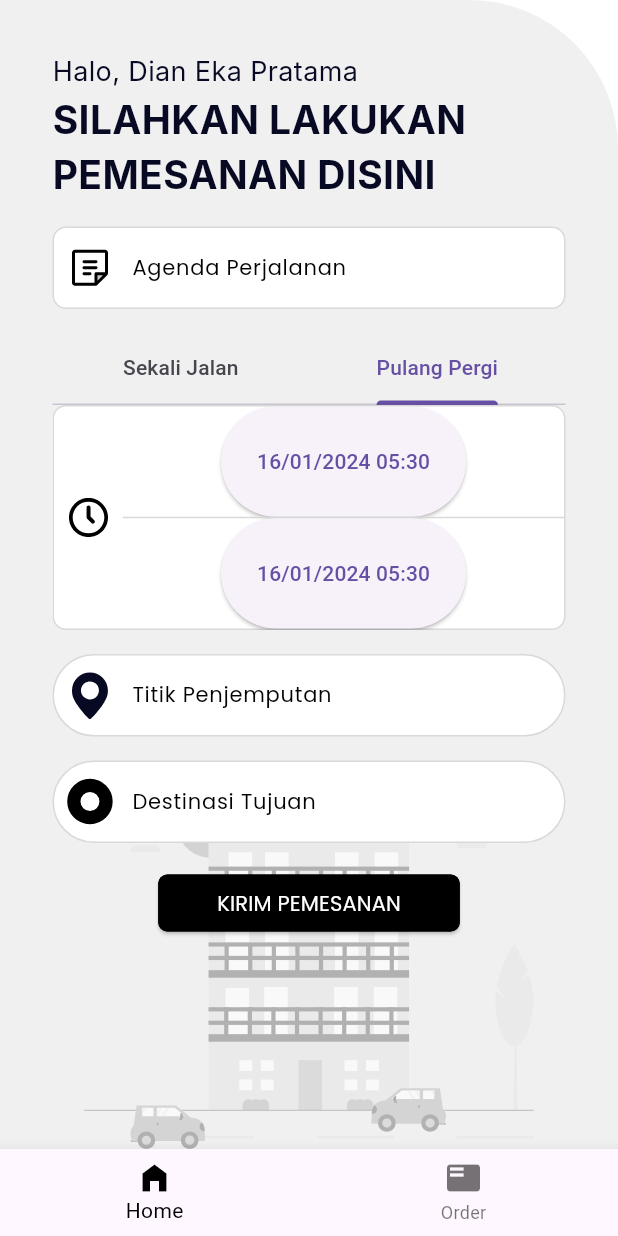
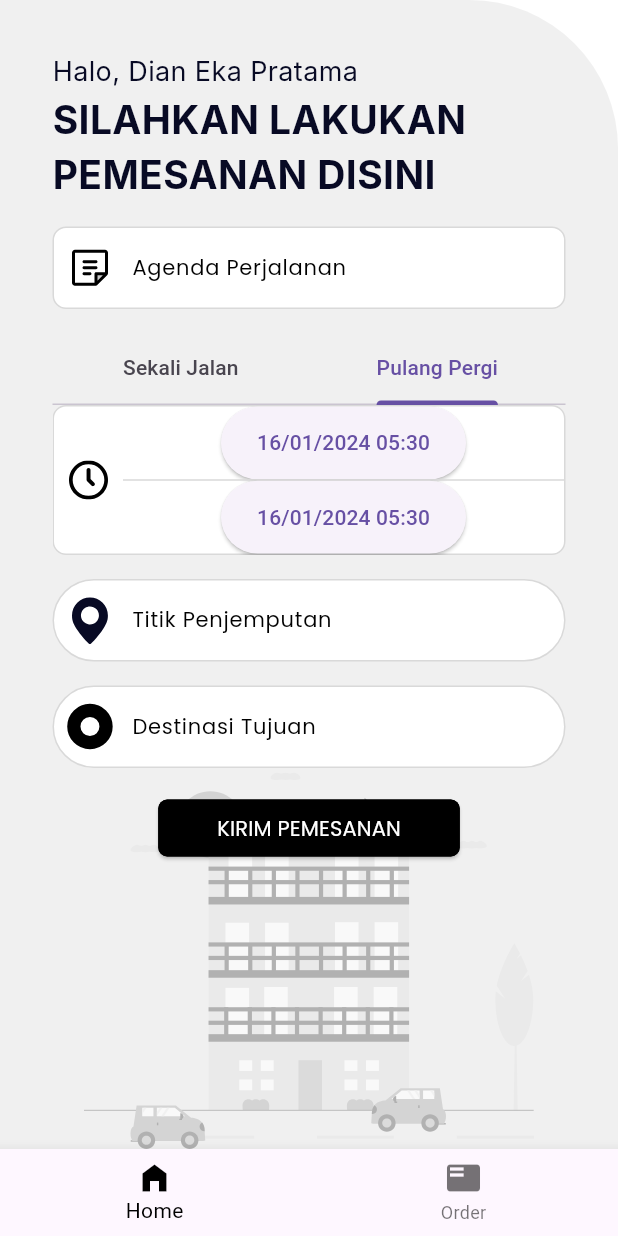
Before and after one commit to triastanto/basic_fleet, a Flutter app: the screen it shows after launch, tab 2 chosen, on a phone screen of 412 x 824 dp. Run offline on Flutter 3.47's test engine with Material 3 defaults, Android fonts, the light colour scheme and no system bars; our stand-ins replace flutter_svg, google_fonts; Roboto replaces fonts that are missing (Inter).

```diff
--- a/lib/components/trip_tabs.dart
+++ b/lib/components/trip_tabs.dart
@@ -22,7 +22,7 @@ class TripTabs extends StatelessWidget {
           ],
         ),
         SizedBox(
-          height: 150,
+          height: 100,
           child: TabBarView(
             controller: tabController,
             children: const [
```
Also changed, not shown: lib/components/single_trip_tab.dart (+5 -4 lines).
